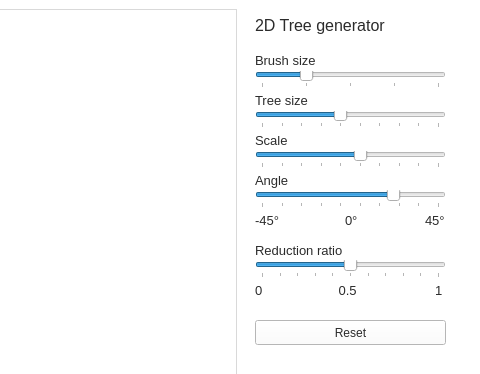
Before: the Qt Designer form mainwindow.ui in Maxlo24/Projet_Majeure_Arbre_3D, drawn with Qt 5; both pictures show x 565 to 1045 and y 0 to 374 of the 1045 by 646 pixel window.
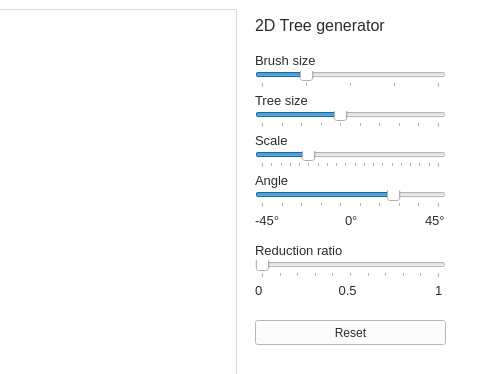
After: the same form once the commit is applied.

What changed in the file:
```diff
--- a/mainwindow.ui
+++ b/mainwindow.ui
@@ -332,7 +332,7 @@
      <number>1</number>
     </property>
     <property name="maximum">
-     <number>10</number>
+     <number>20</number>
     </property>
     <property name="value">
      <number>6</number>
@@ -538,7 +538,7 @@
      <number>10</number>
     </property>
     <property name="value">
-     <number>10</number>
+     <number>0</number>
     </property>
     <property name="tracking">
      <bool>true</bool>
```
